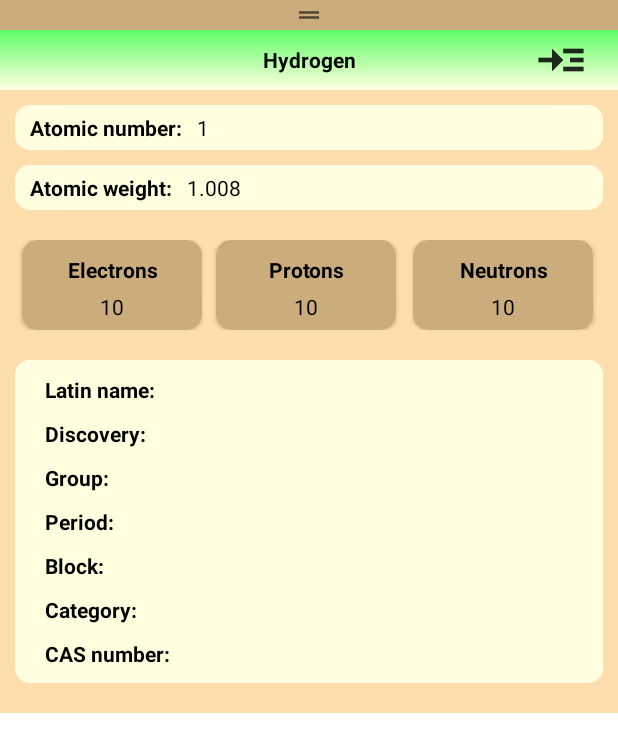
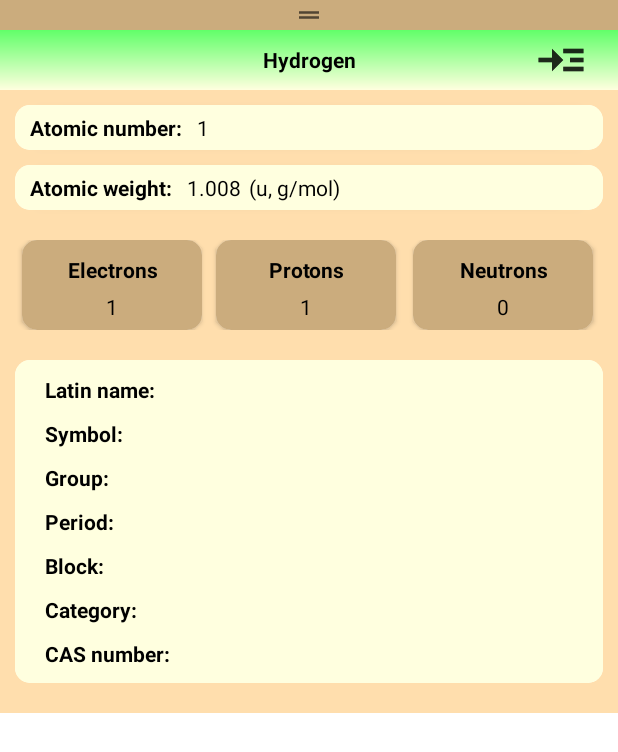
Before and after one commit to fujitaricardo/periodic_table_app, an Android app: the layout bottom_sheet_layout.xml on its own in the app's theme, with its tools: preview values and no code run, on a phone screen of 412 x 824 dp. Shown: the top 752 px of the screen. Run offline under Robolectric (Android 15) with nearby library versions, the phone set to English and light mode, and no system bars.

Commit message:
Added element data to bottom sheet layout

```diff
--- a/app/src/main/java/com/fujitalabs/periodic_table/Element.java
+++ b/app/src/main/java/com/fujitalabs/periodic_table/Element.java
@@ -44,13 +44,19 @@ public class Element {
     private String category;
 
     @ColumnInfo(name = "group")
-    private Integer group;
+    private String group;
 
     @ColumnInfo(name = "period")
-    private Integer period;
+    private String period;
 
     @ColumnInfo(name = "block")
     private String block;
+
+    @ColumnInfo(name = "discovery")
+    private String discovery;
+
+    @ColumnInfo(name = "latin_name")
+    private String latinName;
 
     @ColumnInfo(name = "electron_configuration")
     private String electronConfiguration;
@@ -121,6 +127,21 @@ public class Element {
         categoryGradient.put(CATEGORY_ACTINIDES, R.drawable.gradient_actinides);
         categoryGradient.put(CATEGORY_HALOGENS, R.drawable.gradient_halogens);
         categoryGradient.put(CATEGORY_NOBLE_GASES, R.drawable.gradient_noble_gases);
+    }
+
+    public static final Map<String, Integer> categoryName;
+    static {
+        categoryName = new HashMap<>();
+        categoryName.put(CATEGORY_NONMETALS, R.string.category_nonmetals);
+        categoryName.put(CATEGORY_ALKALI_METALS, R.string.category_alkali_metals);
+        categoryName.put(CATEGORY_ALKALINE_EARTH_METALS, R.string.category_alkaline_earth_metals);
+        categoryName.put(CATEGORY_TRANSITION_METALS, R.string.category_post_transition_metals);
+        categoryName.put(CATEGORY_POST_TRANSITION_METALS, R.string.category_post_transition_metals);
+        categoryName.put(CATEGORY_METALLOIDS, R.string.category_metalloids);
+        categoryName.put(CATEGORY_LANTHANIDES, R.string.category_lanthanides);
+        categoryName.put(CATEGORY_ACTINIDES, R.string.category_actinides);
+        categoryName.put(CATEGORY_HALOGENS, R.string.category_halogens);
+        categoryName.put(CATEGORY_NOBLE_GASES, R.string.category_noble_gases);
     }
 
     public static final int[] elementStringIds = {R.string.name_hydrogen, R.string.name_helium, R.string.name_lithium,
@@ -231,19 +252,19 @@ public class Element {
         this.category = category;
     }
 
-    public Integer getGroup() {
+    public String getGroup() {
         return group;
     }
 
-    public void setGroup(Integer group) {
+    public void setGroup(String group) {
         this.group = group;
     }
 
-    public Integer getPeriod() {
+    public String getPeriod() {
         return period;
     }
 
-    public void setPeriod(Integer period) {
+    public void setPeriod(String period) {
         this.period = period;
     }
 
@@ -253,6 +274,22 @@ public class Element {
 
     public void setBlock(String block) {
         this.block = block;
+    }
+
+    public String getDiscovery() {
+        return discovery;
+    }
+
+    public void setDiscovery(String discovery) {
+        this.discovery = discovery;
+    }
+
+    public String getLatinName() {
+        return latinName;
+    }
+
+    public void setLatinName(String latinName) {
+        this.latinName = latinName;
     }
 
     public String getElectronConfiguration() {
--- a/app/src/main/java/com/fujitalabs/periodic_table/PeriodicTableListener.java
+++ b/app/src/main/java/com/fujitalabs/periodic_table/PeriodicTableListener.java
@@ -26,12 +26,32 @@ public class PeriodicTableListener implements PeriodicTableGVAdapter.ElementSele
         TextView name = bsElementSheet.findViewById(R.id.tv_element_name);
         TextView atomicNumber = bsElementSheet.findViewById(R.id.tv_atomic_number);
         TextView atomicWeight = bsElementSheet.findViewById(R.id.tv_atomic_weight);
+        TextView electrons = bsElementSheet.findViewById(R.id.tv_electrons);
+        TextView protons = bsElementSheet.findViewById(R.id.tv_protons);
+        TextView neutrons = bsElementSheet.findViewById(R.id.tv_neutrons);
+        TextView latinName = bsElementSheet.findViewById(R.id.tv_latin_name);
+        TextView symbol = bsElementSheet.findViewById(R.id.tv_symbol);
+        TextView group = bsElementSheet.findViewById(R.id.tv_group);
+        TextView period = bsElementSheet.findViewById(R.id.tv_period);
+        TextView block = bsElementSheet.findViewById(R.id.tv_block);
+        TextView category = bsElementSheet.findViewById(R.id.tv_category);
+        TextView casNumber = bsElementSheet.findViewById(R.id.tv_cas_number);
         ImageButton readMore = bsElementSheet.findViewById(R.id.ib_read_more);
 
         name.setText(Element.elementStringIds[element.getAtomicNumber()-1]);
         name.setBackground(context.getDrawable(Element.categoryGradient.get(element.getCategory())));
         atomicNumber.setText(Integer.toString(element.getAtomicNumber()));
         atomicWeight.setText(element.getAtomicWeight());
+        electrons.setText(Integer.toString(element.getElectrons()));
+        protons.setText(Integer.toString(element.getProtons()));
+        neutrons.setText(Integer.toString(element.getNeutrons()));
+        latinName.setText(element.getLatinName());
+        symbol.setText(element.getSymbol());
+        group.setText(element.getGroup());
+        period.setText(element.getPeriod());
+        block.setText(element.getBlock());
+        category.setText(Element.categoryName.get(element.getCategory()));
+        casNumber.setText(element.getCasNumber());
 
         readMore.setClickable(true);
         readMore.setOnClickListener(new View.OnClickListener() {
--- a/app/src/main/res/layout-land/bottom_sheet_layout.xml
+++ b/app/src/main/res/layout-land/bottom_sheet_layout.xml
@@ -122,6 +122,14 @@
                         android:textColor="@color/primaryTextColor"
                         android:text="1.008" />
 
+                    <TextView
+                        android:layout_width="wrap_content"
+                        android:layout_height="wrap_content"
+                        android:layout_gravity="center"
+                        android:layout_marginStart="5dp"
+                        android:textColor="@color/primaryTextColor"
+                        android:text="@string/label_atomic_weight_unit" />
+
                 </LinearLayout>
 
             </androidx.cardview.widget.CardView>
@@ -160,6 +168,7 @@
                             android:text="@string/label_electrons"/>
 
                         <TextView
+                            android:id="@+id/tv_electrons"
                             android:layout_width="wrap_content"
                             android:layout_height="wrap_content"
                             android:layout_marginTop="5dp"
@@ -168,7 +177,7 @@
                             android:layout_gravity="center"
                             android:gravity="center"
                             android:textColor="@color/primaryTextColor"
-                            android:text="10"/>
+                            android:text="1"/>
 
                     </LinearLayout>
 
@@ -203,6 +212,7 @@
                             android:text="@string/label_protons"/>
 
                         <TextView
+                            android:id="@+id/tv_protons"
                             android:layout_width="wrap_content"
                             android:layout_height="wrap_content"
                             android:layout_marginTop="5dp"
@@ -211,7 +221,7 @@
                             android:layout_gravity="center"
                             android:gravity="center"
                             android:textColor="@color/primaryTextColor"
-                            android:text="10"/>
+                            android:text="1"/>
 
                     </LinearLayout>
 
@@ -246,6 +256,7 @@
                             android:text="@string/label_neutrons"/>
 
                         <TextView
+                            android:id="@+id/tv_neutrons"
                             android:layout_width="wrap_content"
                             android:layout_height="wrap_content"
                             android:layout_marginTop="5dp"
@@ -254,7 +265,7 @@
                             android:layout_gravity="center"
                             android:gravity="center"
                             android:textColor="@color/primaryTextColor"
-                            android:text="10"/>
+                            android:text="0"/>
 
                     </LinearLayout>
 
@@ -294,6 +305,11 @@
                 android:orientation="vertical"
                 android:background="@color/primaryBackground">
 
+                <LinearLayout
+                    android:layout_width="wrap_content"
+                    android:layout_height="wrap_content"
+                    android:orientation="horizontal">
+
                     <TextView
                         android:layout_width="wrap_content"
                         android:layout_height="wrap_content"
@@ -304,58 +320,158 @@
                         android:textColor="@color/primaryTextColor"/>
 
                     <TextView
+                        android:id="@+id/tv_latin_name"
                         android:layout_width="wrap_content"
                         android:layout_height="wrap_content"
-                    android:layout_marginTop="5dp"
-                    android:layout_marginStart="20dp"
-                    android:textStyle="bold"
-                    android:text="@string/label_discovery"
+                        android:layout_marginTop="10dp"
+                        android:layout_marginStart="5dp"
                         android:textColor="@color/primaryTextColor"/>
+
+                </LinearLayout>
+
+                <LinearLayout
+                    android:layout_width="wrap_content"
+                    android:layout_height="wrap_content"
+                    android:orientation="horizontal">
 
                     <TextView
                         android:layout_width="wrap_content"
                         android:layout_height="wrap_content"
-                    android:layout_marginTop="5dp"
+                        android:layout_marginTop="10dp"
+                        android:layout_marginStart="20dp"
+                        android:textStyle="bold"
+                        android:text="@string/label_symbol"
+                        android:textColor="@color/primaryTextColor"/>
+
+                    <TextView
+                        android:id="@+id/tv_symbol"
+                        android:layout_width="wrap_content"
+                        android:layout_height="wrap_content"
+                        android:layout_marginTop="10dp"
+                        android:layout_marginStart="5dp"
+                        android:textColor="@color/primaryTextColor"/>
+
+                </LinearLayout>
+
+                <LinearLayout
+                    android:layout_width="wrap_content"
+                    android:layout_height="wrap_content"
+                    android:orientation="horizontal">
+
+                    <TextView
+                        android:layout_width="wrap_content"
+                        android:layout_height="wrap_content"
+                        android:layout_marginTop="10dp"
                         android:layout_marginStart="20dp"
                         android:textStyle="bold"
                         android:text="@string/label_group"
                         android:textColor="@color/primaryTextColor"/>
 
                     <TextView
+                        android:id="@+id/tv_group"
                         android:layout_width="wrap_content"
                         android:layout_height="wrap_content"
-                    android:layout_marginTop="5dp"
+                        android:layout_marginTop="10dp"
+                        android:layout_marginStart="5dp"
+                        android:textColor="@color/primaryTextColor"/>
+
+                </LinearLayout>
+
+                <LinearLayout
+                    android:layout_width="wrap_content"
+                    android:layout_height="wrap_content"
+                    android:orientation="horizontal">
+
+                    <TextView
+                        android:layout_width="wrap_content"
+                        android:layout_height="wrap_content"
+                        android:layout_marginTop="10dp"
                         android:layout_marginStart="20dp"
                         android:textStyle="bold"
                         android:text="@string/label_period"
                         android:textColor="@color/primaryTextColor"/>
 
                     <TextView
+                        android:id="@+id/tv_period"
                         android:layout_width="wrap_content"
                         android:layout_height="wrap_content"
-                    android:layout_marginTop="5dp"
+                        android:layout_marginTop="10dp"
+                        android:layout_marginStart="5dp"
+                        android:textColor="@color/primaryTextColor"/>
+
+                </LinearLayout>
+
+                <LinearLayout
+                    android:layout_width="wrap_content"
+                    android:layout_height="wrap_content"
+                    android:orientation="horizontal">
+
+                    <TextView
+                        android:layout_width="wrap_content"
+                        android:layout_height="wrap_content"
+                        android:layout_marginTop="10dp"
                         android:layout_marginStart="20dp"
                         android:textStyle="bold"
                         android:text="@string/label_block"
                         android:textColor="@color/primaryTextColor"/>
 
                     <TextView
+                        android:id="@+id/tv_block"
                         android:layout_width="wrap_content"
                         android:layout_height="wrap_content"
-                    android:layout_marginTop="5dp"
+                        android:layout_marginTop="10dp"
+                        android:layout_marginStart="5dp"
+                        android:textColor="@color/primaryTextColor"/>
+
+                </LinearLayout>
+
+                <LinearLayout
+                    android:layout_width="wrap_content"
+                    android:layout_height="wrap_content"
+                    android:orientation="horizontal">
+
+                    <TextView
+                        android:layout_width="wrap_content"
+                        android:layout_height="wrap_content"
+                        android:layout_marginTop="10dp"
                         android:layout_marginStart="20dp"
                         android:textStyle="bold"
                         android:text="@string/label_category"
                         android:textColor="@color/primaryTextColor"/>
 
                     <TextView
+                        android:id="@+id/tv_category"
                         android:layout_width="wrap_content"
                         android:layout_height="wrap_content"
-                    android:layout_marginTop="5dp"
+                        android:layout_marginTop="10dp"
+                        android:layout_marginStart="5dp"
+                        android:textColor="@color/primaryTextColor"/>
+
+                </LinearLayout>
+
+                <LinearLayout
+                    android:layout_width="wrap_content"
+                    android:layout_height="wrap_content"
+                    android:orientation="horizontal">
+
+                    <TextView
+                        android:layout_width="wrap_content"
+                        android:layout_height="wrap_content"
+                        android:layout_marginTop="10dp"
                         android:layout_marginStart="20dp"
                         android:textStyle="bold"
                         android:text="@string/label_cas_number"
                         android:textColor="@color/primaryTextColor"/>
+
+                    <TextView
+                        android:id="@+id/tv_cas_number"
+                        android:layout_width="wrap_content"
+                        android:layout_height="wrap_content"
+                        android:layout_marginTop="10dp"
+                        android:layout_marginStart="5dp"
+                        android:textColor="@color/primaryTextColor"/>
+
+                </LinearLayout>
 
             </LinearLayout>
 
--- a/app/src/main/res/layout/bottom_sheet_layout.xml
+++ b/app/src/main/res/layout/bottom_sheet_layout.xml
@@ -113,6 +113,14 @@
                 android:textColor="@color/primaryTextColor"
                 android:text="1.008" />
 
+            <TextView
+                android:layout_width="wrap_content"
+                android:layout_height="wrap_content"
+                android:layout_gravity="center"
+                android:layout_marginStart="5dp"
+                android:textColor="@color/primaryTextColor"
+                android:text="@string/label_atomic_weight_unit" />
+
         </LinearLayout>
 
     </androidx.cardview.widget.CardView>
@@ -153,6 +161,7 @@
                     android:text="@string/label_electrons"/>
 
                 <TextView
+                    android:id="@+id/tv_electrons"
                     android:layout_width="wrap_content"
                     android:layout_height="wrap_content"
                     android:layout_marginTop="5dp"
@@ -161,7 +170,7 @@
                     android:layout_gravity="center"
                     android:gravity="center"
                     android:textColor="@color/primaryTextColor"
-                    android:text="10"/>
+                    android:text="1"/>
 
             </LinearLayout>
 
@@ -196,6 +205,7 @@
                     android:text="@string/label_protons"/>
 
                 <TextView
+                    android:id="@+id/tv_protons"
                     android:layout_width="wrap_content"
                     android:layout_height="wrap_content"
                     android:layout_marginTop="5dp"
@@ -204,7 +214,7 @@
                     android:layout_gravity="center"
                     android:gravity="center"
                     android:textColor="@color/primaryTextColor"
-                    android:text="10"/>
+                    android:text="1"/>
 
             </LinearLayout>
 
@@ -239,6 +249,7 @@
                     android:text="@string/label_neutrons"/>
 
                 <TextView
+                    android:id="@+id/tv_neutrons"
                     android:layout_width="wrap_content"
                     android:layout_height="wrap_content"
                     android:layout_marginTop="5dp"
@@ -247,7 +258,7 @@
                     android:layout_gravity="center"
                     android:gravity="center"
                     android:textColor="@color/primaryTextColor"
-                    android:text="10"/>
+                    android:text="0"/>
 
             </LinearLayout>
 
@@ -284,6 +295,11 @@
             android:orientation="vertical"
             android:background="@color/primaryBackground">
 
+            <LinearLayout
+                android:layout_width="wrap_content"
+                android:layout_height="wrap_content"
+                android:orientation="horizontal">
+
                 <TextView
                     android:layout_width="wrap_content"
                     android:layout_height="wrap_content"
@@ -294,13 +310,43 @@
                     android:textColor="@color/primaryTextColor"/>
 
                 <TextView
+                    android:id="@+id/tv_latin_name"
+                    android:layout_width="wrap_content"
+                    android:layout_height="wrap_content"
+                    android:layout_marginTop="10dp"
+                    android:layout_marginStart="5dp"
+                    android:textColor="@color/primaryTextColor"/>
+
+            </LinearLayout>
+
+            <LinearLayout
+                android:layout_width="wrap_content"
+                android:layout_height="wrap_content"
+                android:orientation="horizontal">
+
+                <TextView
                     android:layout_width="wrap_content"
                     android:layout_height="wrap_content"
                     android:layout_marginTop="10dp"
                     android:layout_marginStart="20dp"
                     android:textStyle="bold"
-                android:text="@string/label_discovery"
+                    android:text="@string/label_symbol"
                     android:textColor="@color/primaryTextColor"/>
+
+                <TextView
+                    android:id="@+id/tv_symbol"
+                    android:layout_width="wrap_content"
+                    android:layout_height="wrap_content"
+                    android:layout_marginTop="10dp"
+                    android:layout_marginStart="5dp"
+                    android:textColor="@color/primaryTextColor"/>
+
+            </LinearLayout>
+
+            <LinearLayout
+                android:layout_width="wrap_content"
+                android:layout_height="wrap_content"
+                android:orientation="horizontal">
 
                 <TextView
                     android:layout_width="wrap_content"
@@ -312,6 +358,21 @@
                     android:textColor="@color/primaryTextColor"/>
 
                 <TextView
+                    android:id="@+id/tv_group"
+                    android:layout_width="wrap_content"
+                    android:layout_height="wrap_content"
+                    android:layout_marginTop="10dp"
+                    android:layout_marginStart="5dp"
+                    android:textColor="@color/primaryTextColor"/>
+
+            </LinearLayout>
+
+            <LinearLayout
+                android:layout_width="wrap_content"
+                android:layout_height="wrap_content"
+                android:orientation="horizontal">
+
+                <TextView
                     android:layout_width="wrap_content"
                     android:layout_height="wrap_content"
                     android:layout_marginTop="10dp"
@@ -319,6 +380,21 @@
                     android:textStyle="bold"
                     android:text="@string/label_period"
                     android:textColor="@color/primaryTextColor"/>
+
+                <TextView
+                    android:id="@+id/tv_period"
+                    android:layout_width="wrap_content"
+                    android:layout_height="wrap_content"
+                    android:layout_marginTop="10dp"
+                    android:layout_marginStart="5dp"
+                    android:textColor="@color/primaryTextColor"/>
+
+            </LinearLayout>
+
+            <LinearLayout
+                android:layout_width="wrap_content"
+                android:layout_height="wrap_content"
+                android:orientation="horizontal">
 
                 <TextView
                     android:layout_width="wrap_content"
@@ -330,6 +406,21 @@
                     android:textColor="@color/primaryTextColor"/>
 
                 <TextView
+                    android:id="@+id/tv_block"
+                    android:layout_width="wrap_content"
+                    android:layout_height="wrap_content"
+                    android:layout_marginTop="10dp"
+                    android:layout_marginStart="5dp"
+                    android:textColor="@color/primaryTextColor"/>
+
+            </LinearLayout>
+
+            <LinearLayout
+                android:layout_width="wrap_content"
+                android:layout_height="wrap_content"
+                android:orientation="horizontal">
+
+                <TextView
                     android:layout_width="wrap_content"
                     android:layout_height="wrap_content"
                     android:layout_marginTop="10dp"
@@ -337,6 +428,21 @@
                     android:textStyle="bold"
                     android:text="@string/label_category"
                     android:textColor="@color/primaryTextColor"/>
+
+                <TextView
+                    android:id="@+id/tv_category"
+                    android:layout_width="wrap_content"
+                    android:layout_height="wrap_content"
+                    android:layout_marginTop="10dp"
+                    android:layout_marginStart="5dp"
+                    android:textColor="@color/primaryTextColor"/>
+
+            </LinearLayout>
+
+            <LinearLayout
+                android:layout_width="wrap_content"
+                android:layout_height="wrap_content"
+                android:orientation="horizontal">
 
                 <TextView
                     android:layout_width="wrap_content"
@@ -347,6 +453,16 @@
                     android:text="@string/label_cas_number"
                     android:textColor="@color/primaryTextColor"/>
 
+                <TextView
+                    android:id="@+id/tv_cas_number"
+                    android:layout_width="wrap_content"
+                    android:layout_height="wrap_content"
+                    android:layout_marginTop="10dp"
+                    android:layout_marginStart="5dp"
+                    android:textColor="@color/primaryTextColor"/>
+
+            </LinearLayout>
+
         </LinearLayout>
 
     </androidx.cardview.widget.CardView>
--- a/app/src/main/res/values/strings.xml
+++ b/app/src/main/res/values/strings.xml
@@ -31,6 +31,7 @@
     <string name="label_symbol">Symbol:</string>
     <string name="label_atomic_number">Atomic number:</string>
     <string name="label_atomic_weight">Atomic weight:</string>
+    <string name="label_atomic_weight_unit">(u, g/mol)</string>
     <string name="label_electrons">Electrons</string>
     <string name="label_protons">Protons</string>
     <string name="label_neutrons">Neutrons</string>
```
Also changed, not shown: app/src/main/assets/databases/elements.db, 1 other file. Lines whose indentation alone changed are shown as unchanged.
